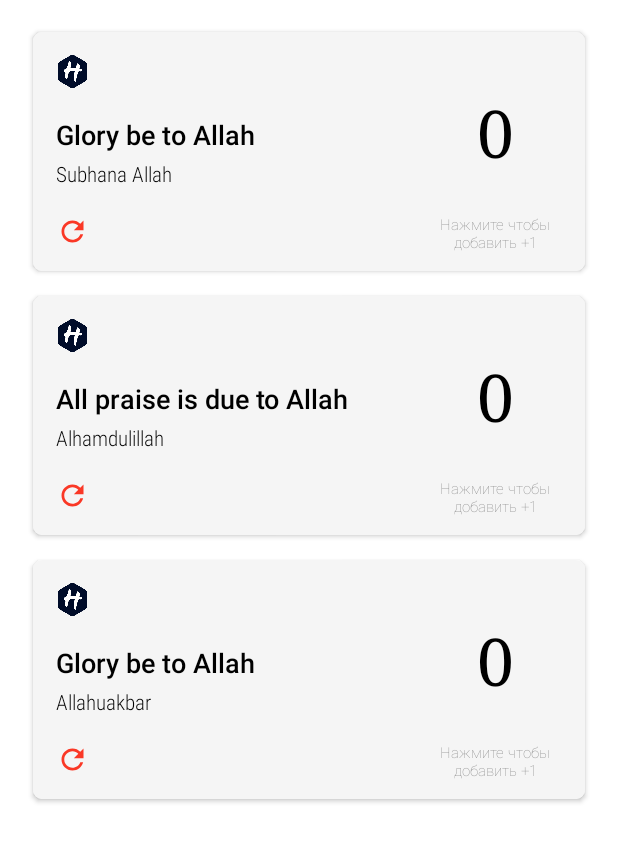
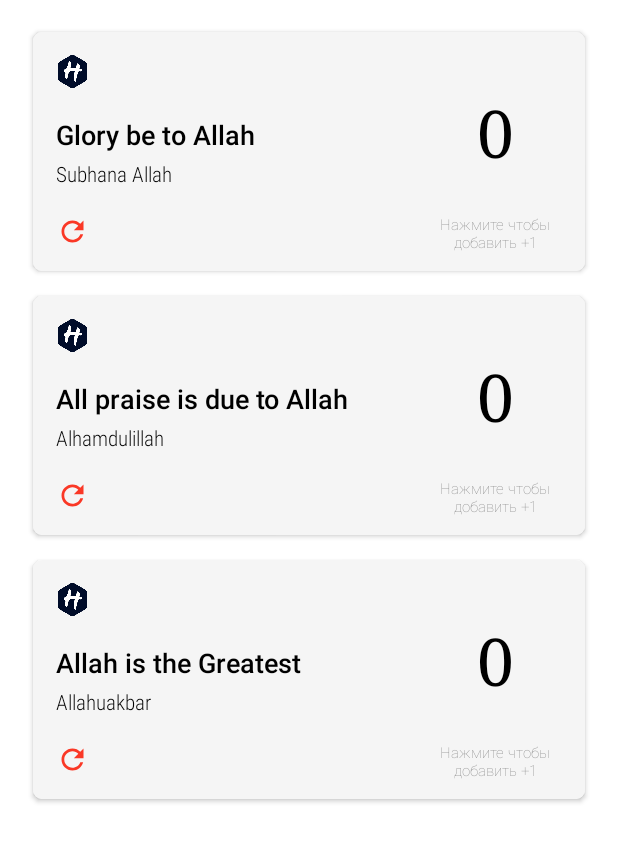
Before and after one commit to fotehkamolov96/TasbihNamaz, an Android app: the screen it shows after launch (MainActivity), on a phone screen of 412 x 824 dp. Shown: the top 842 px of the screen. Run offline under Robolectric (Android 15) with nearby library versions, the phone set to English and light mode, and no system bars.

Commit message:
Tasbih Dialog Screen

```diff
--- a/app/src/main/res/layout/zikar_cardview.xml
+++ b/app/src/main/res/layout/zikar_cardview.xml
@@ -421,7 +421,7 @@
                     <TextView
                         android:layout_width="match_parent"
                         android:layout_height="wrap_content"
-                        android:text="Glory be to Allah"
+                        android:text="Allah is the Greatest"
                         android:textAppearance="@style/TextAppearance.AppCompat.Medium"
                         android:textColor="@color/black"
                         android:textSize="18sp"
```
Also changed, not shown: 2 other files.
